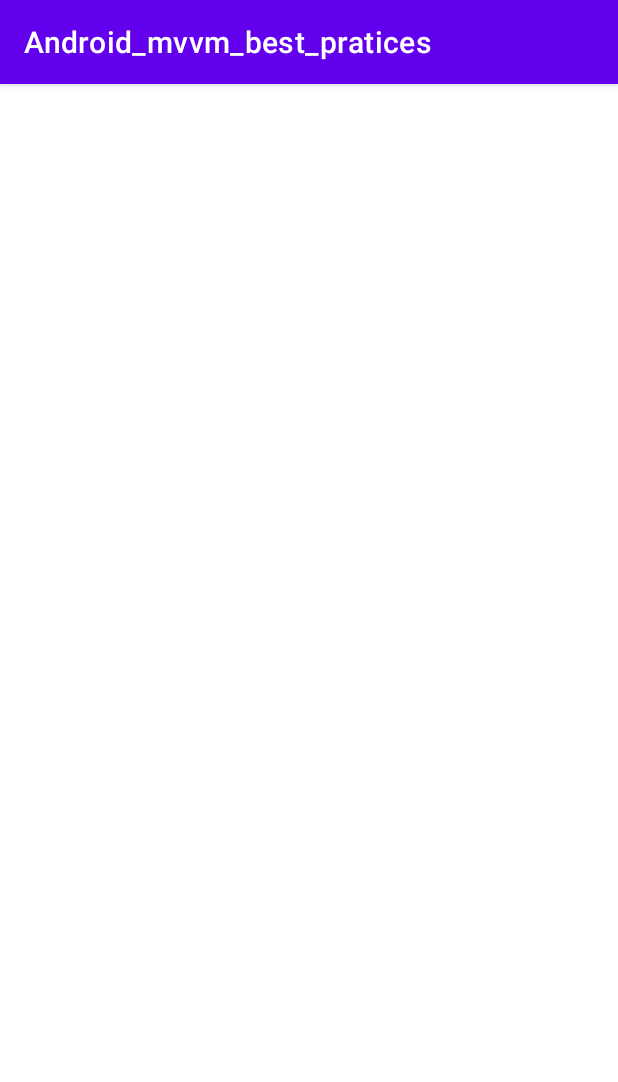
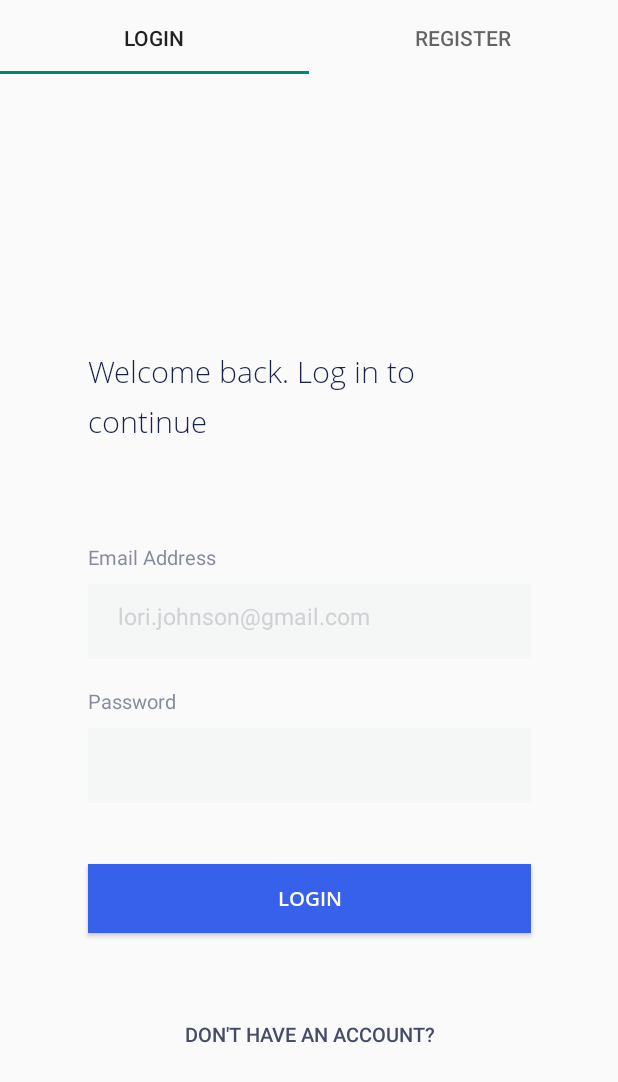
Before and after one commit to ahmed-zekri/android_mvvm_best_pratices, an Android app: the screen it shows after launch (AuthenticationActivity), on a phone screen of 412 x 824 dp. Shown: the top 1082 px of the screen. Run offline under Robolectric (Android 15) with nearby library versions, the phone set to English and light mode, and no system bars; our stand-ins replace Dagger/Hilt's generated code, data binding.

Commit message:
Implementing fragments

```diff
--- a/app/src/main/AndroidManifest.xml
+++ b/app/src/main/AndroidManifest.xml
@@ -14,7 +14,7 @@
         android:networkSecurityConfig="@xml/network_security_config"
         android:roundIcon="@mipmap/ic_launcher_round"
         android:supportsRtl="true"
-        android:theme="@style/Theme.Android_mvvm_best_pratices">
+        android:theme="@style/Theme.Design.Light.NoActionBar">
         <activity
             android:name=".ui.component.authentication.activity.AuthenticationActivity"
             android:exported="true">
--- a/app/src/main/java/com/example/android_mvvm_best_pratices/Constants.kt
+++ b/app/src/main/java/com/example/android_mvvm_best_pratices/Constants.kt
@@ -4,3 +4,4 @@ const val SPLASH_DELAY = 3000
 const val BASE_URL = "https://social-media-spring-boot-back.herokuapp.com/api/"
 const val NO_INTERNET_CONNECTION_ERROR = "Error communicating with server"
 const val ERROR_DELIMITER = ";;"
+const val TAB_COUNT = 2
--- a/app/src/main/java/com/example/android_mvvm_best_pratices/data/dto/authentication/RegisterRequest.kt
+++ b/app/src/main/java/com/example/android_mvvm_best_pratices/data/dto/authentication/RegisterRequest.kt
@@ -2,15 +2,15 @@ package com.example.android_mvvm_best_pratices.data.dto.authentication
 
 data class RegisterRequest(
 
-    var username: String="feczdddedzfde",
+    var username: String = "",
 
 
-    var password: String="dfssdzasezfez",
+    var password: String = "",
 
-    var email: String="afedzeezssszfe",
+    var email: String = "",
 
 
-    var role: String="fezfe",
+    var role: String = "",
 
 
     )
--- a/app/src/main/java/com/example/android_mvvm_best_pratices/ui/component/authentication/activity/AuthenticationActivity.kt
+++ b/app/src/main/java/com/example/android_mvvm_best_pratices/ui/component/authentication/activity/AuthenticationActivity.kt
@@ -1,10 +1,13 @@
 package com.example.android_mvvm_best_pratices.ui.component.authentication.activity
 
+import android.os.Bundle
 import androidx.appcompat.app.AppCompatActivity
-import android.os.Bundle
 import com.example.android_mvvm_best_pratices.databinding.ActivityAuthenticationBinding
 import com.example.android_mvvm_best_pratices.ui.component.authentication.adapter.PageAdapter
+import com.google.android.material.tabs.TabLayoutMediator
+import dagger.hilt.android.AndroidEntryPoint
 
+@AndroidEntryPoint
 class AuthenticationActivity : AppCompatActivity() {
 
     override fun onCreate(savedInstanceState: Bundle?) {
@@ -12,7 +15,12 @@ class AuthenticationActivity : AppCompatActivity() {
         super.onCreate(savedInstanceState)
         val binding = ActivityAuthenticationBinding.inflate(layoutInflater)
         setContentView(binding.root)
-        binding.viewPager.adapter = PageAdapter(this, listOf("Login", "Register"))
+        val adapter = PageAdapter(this)
+        binding.viewPager2.adapter = adapter
+        TabLayoutMediator(binding.tabLayout, binding.viewPager2) { tab, position ->
+            tab.text = if (position == 0) "Login" else "Register"
+        }.attach()
+
 
     }
 }
--- a/app/src/main/java/com/example/android_mvvm_best_pratices/ui/component/authentication/adapter/PageAdapter.kt
+++ b/app/src/main/java/com/example/android_mvvm_best_pratices/ui/component/authentication/adapter/PageAdapter.kt
@@ -1,33 +1,20 @@
 package com.example.android_mvvm_best_pratices.ui.component.authentication.adapter
 
-import android.content.Context
-import android.view.LayoutInflater
-import android.view.View
-import android.view.ViewGroup
-import androidx.viewpager.widget.PagerAdapter
-import com.example.android_mvvm_best_pratices.databinding.ViewPagerItemBinding
+import androidx.fragment.app.Fragment
+import androidx.fragment.app.FragmentActivity
+import androidx.viewpager2.adapter.FragmentStateAdapter
+import com.example.android_mvvm_best_pratices.TAB_COUNT
+import com.example.android_mvvm_best_pratices.ui.component.authentication.fragment.login.LoginFragment
+import com.example.android_mvvm_best_pratices.ui.component.authentication.fragment.register.RegisterFragment
 
 
-class PageAdapter(private val mContext: Context, private val itemList: List<String>) :
-    PagerAdapter() {
+class PageAdapter(manager: FragmentActivity) :
+    FragmentStateAdapter(manager) {
+    override fun getItemCount(): Int = TAB_COUNT
 
 
-    override fun instantiateItem(container: ViewGroup, position: Int): Any {
-        val layoutInflater = LayoutInflater.from(mContext)
-        val binding = ViewPagerItemBinding.inflate(layoutInflater!!, container, false)
-        return binding.root
-    }
+    override fun createFragment(position: Int): Fragment =
+        if (position == 0) LoginFragment() else RegisterFragment()
 
-    override fun getCount(): Int {
-        return itemList.size
-    }
 
-    override fun destroyItem(container: ViewGroup, position: Int, `object`: Any) {
-        val view = `object` as View
-        container.removeView(view)
-    }
-
-    override fun isViewFromObject(view: View, `object`: Any): Boolean {
-        return view == `object`
-    }
 }
--- a/app/src/main/java/com/example/android_mvvm_best_pratices/ui/component/authentication/fragment/login/LoginFragment.kt
+++ b/app/src/main/java/com/example/android_mvvm_best_pratices/ui/component/authentication/fragment/login/LoginFragment.kt
@@ -13,7 +13,7 @@ import dagger.hilt.android.AndroidEntryPoint
 class LoginFragment : BaseFragment() {
     private lateinit var binding: FragmentLoginBinding
 
-    private val viewModel: LoginViewModel by viewModels()
+    private val viewModel: RegisterViewModel by viewModels()
 
     override fun observeViewModel() {
         viewModel.registerStatus.observe(this) {
--- /dev/null
+++ b/app/src/main/java/com/example/android_mvvm_best_pratices/ui/component/authentication/fragment/register/RegisterViewModel.kt
@@ -0,0 +1,42 @@
+package com.example.android_mvvm_best_pratices.ui.component.authentication.fragment.login
+
+import androidx.lifecycle.MutableLiveData
+import androidx.lifecycle.viewModelScope
+import com.example.android_mvvm_best_pratices.data.DataRepository
+import com.example.android_mvvm_best_pratices.data.Resource
+import com.example.android_mvvm_best_pratices.data.dto.authentication.RegisterRequest
+import com.example.android_mvvm_best_pratices.data.dto.user.User
+import com.example.android_mvvm_best_pratices.ui.component.base.BaseViewModel
+import dagger.hilt.android.lifecycle.HiltViewModel
+import kotlinx.coroutines.flow.collect
+import kotlinx.coroutines.launch
+import javax.inject.Inject
+
+
+@HiltViewModel
+class RegisterViewModel @Inject constructor(private val dataRepository: DataRepository) :
+    BaseViewModel() {
+    val registerRequest = RegisterRequest()
+    val registerStatus = MutableLiveData<Resource<User>>()
+
+
+    init {
+        registerStatus.postValue(Resource.Idle())
+    }
+
+    fun doRegister() {
+        registerStatus.postValue(Resource.Loading())
+        viewModelScope.launch {
+            dataRepository.doRegister(registerRequest).collect {
+
+                registerStatus.postValue(it)
+            }
+
+
+        }
+
+
+    }
+
+
+}
--- a/app/src/main/java/com/example/android_mvvm_best_pratices/ui/component/base/BaseFragment.kt
+++ b/app/src/main/java/com/example/android_mvvm_best_pratices/ui/component/base/BaseFragment.kt
@@ -2,10 +2,8 @@ package com.example.android_mvvm_best_pratices.ui.component.base
 
 import android.os.Bundle
 import android.view.LayoutInflater
-import android.view.MenuItem
 import android.view.View
 import android.view.ViewGroup
-import androidx.appcompat.app.AppCompatActivity
 import androidx.fragment.app.Fragment
 
 abstract class BaseFragment : Fragment() {
--- a/app/src/main/java/com/example/android_mvvm_best_pratices/ui/component/splash/SplashActivity.kt
+++ b/app/src/main/java/com/example/android_mvvm_best_pratices/ui/component/splash/SplashActivity.kt
@@ -8,7 +8,7 @@ import android.os.Looper
 import androidx.appcompat.app.AppCompatActivity
 import com.example.android_mvvm_best_pratices.SPLASH_DELAY
 import com.example.android_mvvm_best_pratices.databinding.ActivitySplashBinding
-import com.example.android_mvvm_best_pratices.ui.component.authentication.fragment.login.LoginFragment
+import com.example.android_mvvm_best_pratices.ui.component.authentication.fragment.register.RegisterFragment
 
 @SuppressLint("CustomSplashScreen")
 class SplashActivity : AppCompatActivity() {
@@ -24,7 +24,7 @@ class SplashActivity : AppCompatActivity() {
 
     private fun navigateToLogin() {
         Handler(Looper.getMainLooper()).postDelayed({
-            val intent = Intent(this, LoginFragment::class.java)
+            val intent = Intent(this, RegisterFragment::class.java)
             startActivity(intent)
 
         }, SPLASH_DELAY.toLong())
--- a/app/src/main/res/layout/activity_authentication.xml
+++ b/app/src/main/res/layout/activity_authentication.xml
@@ -5,22 +5,22 @@
     android:layout_width="match_parent"
     android:layout_height="match_parent"
     tools:context=".ui.component.authentication.activity.AuthenticationActivity">
+
     <com.google.android.material.tabs.TabLayout
         android:id="@+id/tabLayout"
-        android:layout_width="409dp"
+        android:layout_width="match_parent"
         android:layout_height="wrap_content"
         android:layout_marginTop="1dp"
         android:layout_marginBottom="1dp"
-        app:layout_constraintBottom_toTopOf="@+id/viewPager"
+
         app:layout_constraintEnd_toEndOf="parent"
         app:layout_constraintStart_toStartOf="parent"
-        app:layout_constraintTop_toTopOf="parent" >
-    </com.google.android.material.tabs.TabLayout>
+        app:layout_constraintTop_toTopOf="parent" />
 
-    <androidx.viewpager.widget.ViewPager
-        android:id="@+id/viewPager"
+    <androidx.viewpager2.widget.ViewPager2
+        android:id="@+id/viewPager2"
         android:layout_width="match_parent"
-        android:layout_height="match_parent"
+        android:layout_height="wrap_content"
         android:layout_marginStart="1dp"
         android:layout_marginEnd="1dp"
         android:layout_marginBottom="1dp"
--- a/app/src/main/res/layout/fragment_login.xml
+++ b/app/src/main/res/layout/fragment_login.xml
@@ -8,7 +8,7 @@
 
         <variable
             name="loginViewModel"
-            type="com.example.android_mvvm_best_pratices.ui.component.authentication.fragment.login.LoginViewModel" />
+            type="com.example.android_mvvm_best_pratices.ui.component.authentication.fragment.login.RegisterViewModel" />
     </data>
 
 
@@ -66,7 +66,7 @@
                         app:layout_constraintRight_toRightOf="parent"
 
                         app:layout_constraintTop_toTopOf="parent"
-                        app:layout_constraintVertical_bias="0.25" />
+                        app:layout_constraintVertical_bias="0.07999998" />
 
                     <androidx.constraintlayout.widget.ConstraintLayout
                         android:id="@+id/inputs_constraint_layout"
--- a/app/src/main/res/values/strings.xml
+++ b/app/src/main/res/values/strings.xml
@@ -36,4 +36,10 @@
     <string name="search_error"> there is no such recipe name </string>
     <string name="loading">Loading</string>
     <string name="lori_johnson_gmail_com">lori.johnson@gmail.com</string>
+    <string-array name="roles">
+        <item>User</item>
+        <item>Admin</item>
+        <item>Moderator</item>
+
+    </string-array>
 </resources>
```
Also changed, not shown: app/src/main/java/com/example/android_mvvm_best_pratices/ui/component/authentication/fragment/register/RegisterFragment.kt (added, +76 -0 lines), app/src/main/res/layout/fragment_register.xml (added, +215 -0 lines), app/src/main/res/values/styles.xml (added, +12 -0 lines), app/src/main/res/values/themes.xml (+0 -9 lines).
